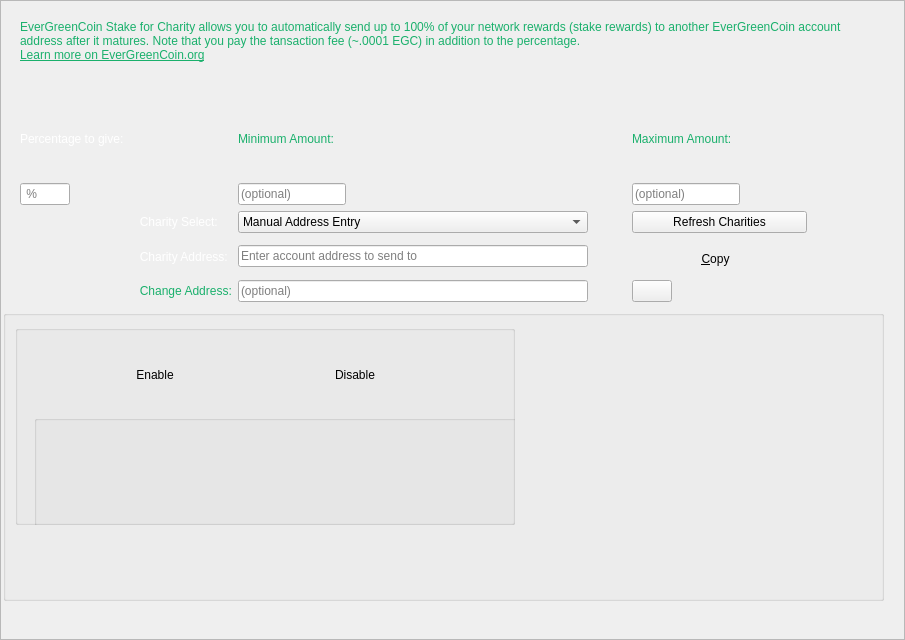
Above: src/qt/forms/charitydialog.ui from EverGreenCoinDev/EverGreenCoin before the change. Below: the same form after it.
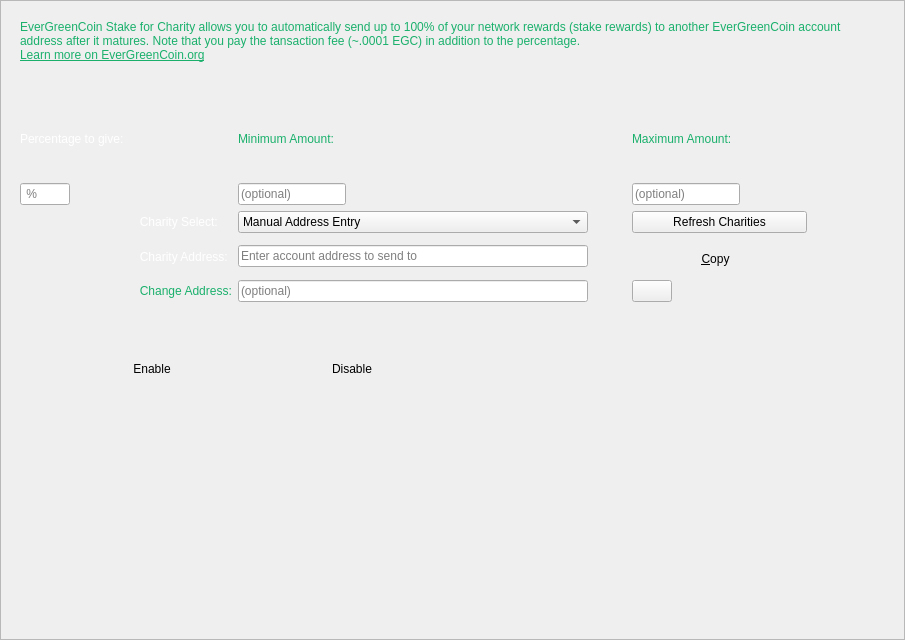
That is the form after the change. Icons and pictures are not drawn.

Commit message: Group boxes borders removed.

```diff
--- a/src/qt/forms/charitydialog.ui
+++ b/src/qt/forms/charitydialog.ui
@@ -541,6 +541,9 @@
          <height>16777215</height>
         </size>
        </property>
+       <property name="styleSheet">
+        <string notr="true">border: none;</string>
+       </property>
        <property name="alignment">
         <set>Qt::AlignLeading|Qt::AlignLeft|Qt::AlignTop</set>
        </property>
@@ -553,6 +556,9 @@
             <height>0</height>
            </size>
           </property>
+          <property name="styleSheet">
+           <string notr="true">border: none;</string>
+          </property>
           <property name="title">
            <string/>
           </property>
@@ -581,7 +587,7 @@
             </size>
            </property>
            <property name="styleSheet">
-            <string notr="true">border: 0;</string>
+            <string notr="true">border: none;</string>
            </property>
            <property name="title">
             <string/>
@@ -658,6 +664,9 @@
              <height>111</height>
             </rect>
            </property>
+           <property name="styleSheet">
+            <string notr="true">border: none;</string>
+           </property>
            <property name="title">
             <string/>
            </property>
```
